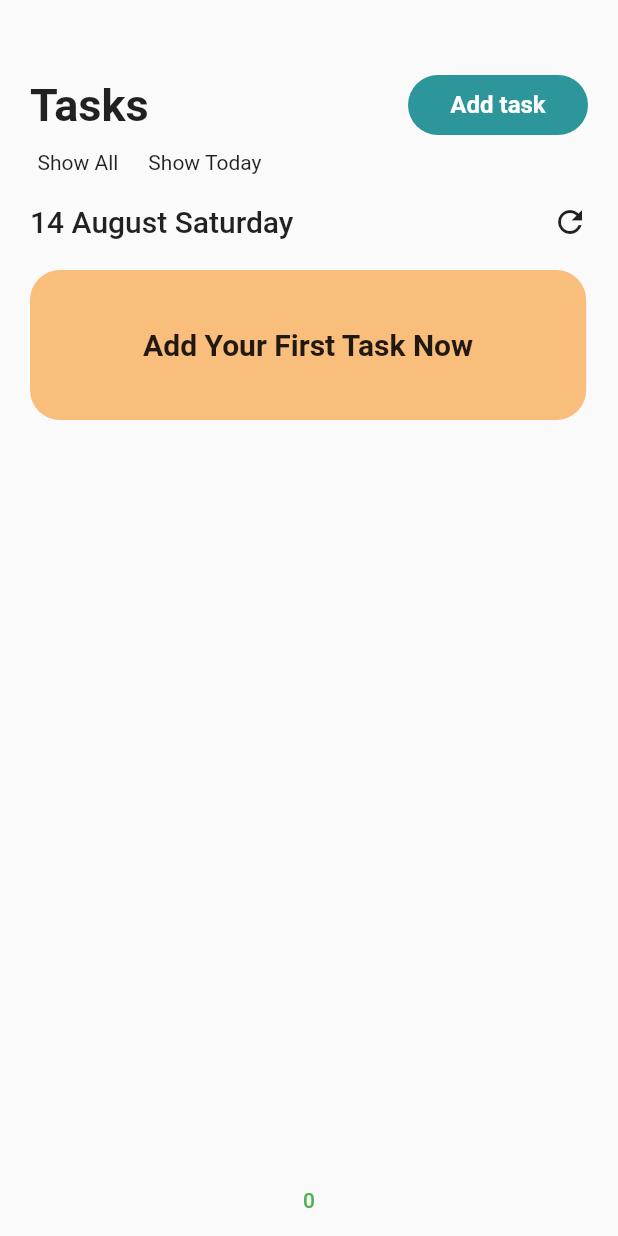
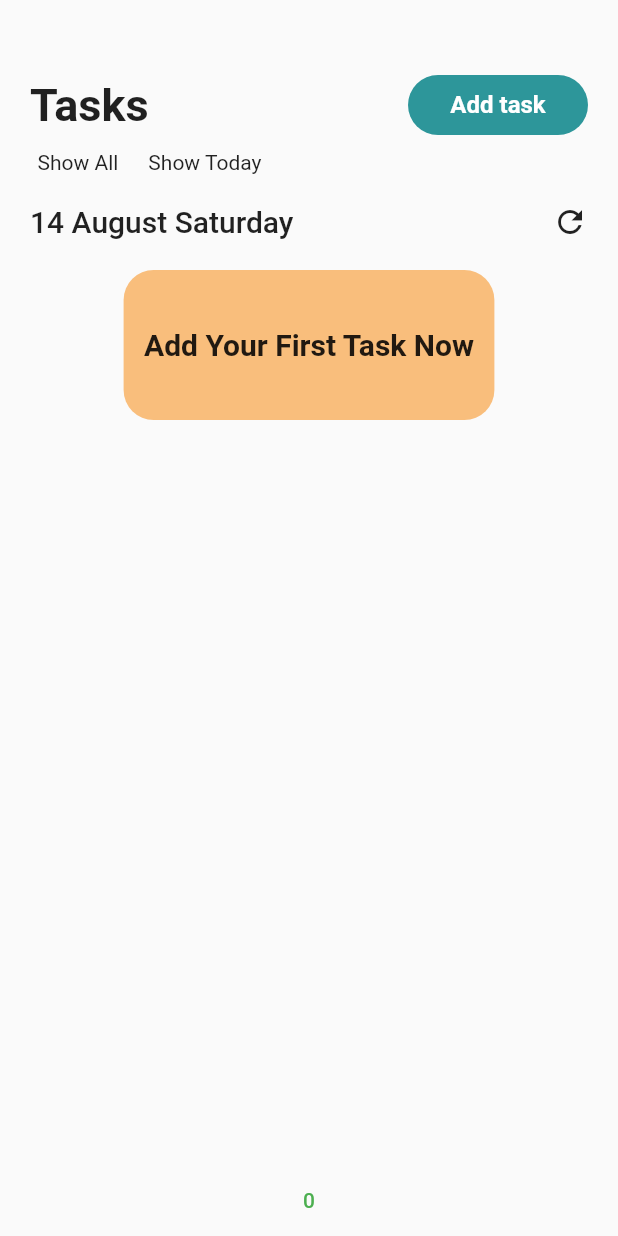
Before and after one commit to cmpe492lifecoach/lifecoach, a Flutter app: the CalendarPage screen opened directly, on a phone screen of 412 x 824 dp. Run offline on Flutter 3.47's test engine with Material 2 defaults, Android fonts, the phone set to English and light mode, and no system bars; our stand-ins replace chips_choice, cloud_firestore, firebase_auth, flutter_colorpicker, flutter_swiper, get_it and 8 more; missing offline and left inert: feedback, flutter_email_sender, flutter_plugin_pdf_viewer, launch_review; accounts and stored records are empty; statements that could not run were skipped.

Commit message:
todo fix

```diff
--- a/lib/app/agenda_page/screens/calendar_page.dart
+++ b/lib/app/agenda_page/screens/calendar_page.dart
@@ -169,13 +169,14 @@
 
                     child: Row(
                       crossAxisAlignment: CrossAxisAlignment.start,
-                      mainAxisAlignment: MainAxisAlignment.spaceBetween,
+                      mainAxisAlignment: MainAxisAlignment.center,
                       children: <Widget>[
                         allNotes.isEmpty
                         ?GestureDetector(
+
                           child: Container(
 
-                            width: MediaQuery.of(context).size.width*0.9,
+                            width: MediaQuery.of(context).size.width*0.6,
                             height: 100,
                             decoration: BoxDecoration(
                               borderRadius: BorderRadius.circular(20),
```
